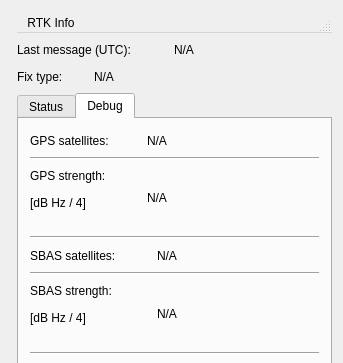
This is rqt_gps_rtk_plugin/resource/gps_rtk_plugin.ui in ethz-asl/ethz_piksi_ros as Qt 5 draws it before an edit; both pictures show x 0 to 343 and y 0 to 363 of the 343 by 521 pixel window. The edited form follows.
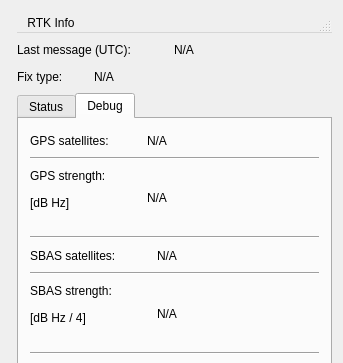
This is the edited form. The open tabs and pages were chosen to show the change.

Commit message: Keep on outputing dB Hz as signal strength.

The edit to the form file:
```diff
--- a/rqt_gps_rtk_plugin/resource/gps_rtk_plugin.ui
+++ b/rqt_gps_rtk_plugin/resource/gps_rtk_plugin.ui
@@ -546,7 +546,7 @@
                   </size>
                  </property>
                  <property name="text">
-                  <string>&lt;html&gt;&lt;head/&gt;&lt;body&gt;&lt;p&gt;[dB Hz / 4]&lt;/p&gt;&lt;/body&gt;&lt;/html&gt;</string>
+                  <string>&lt;html&gt;&lt;head/&gt;&lt;body&gt;&lt;p&gt;[dB Hz]&lt;/p&gt;&lt;/body&gt;&lt;/html&gt;</string>
                  </property>
                 </widget>
                </item>
```
The commit also changes 1 other file.
